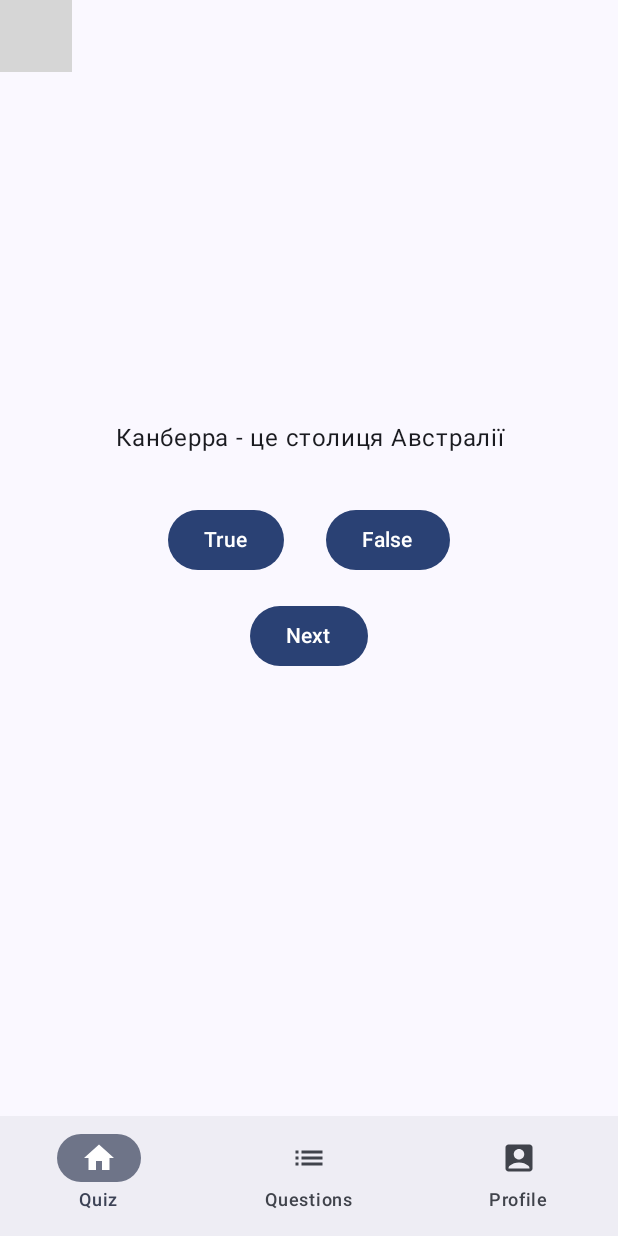
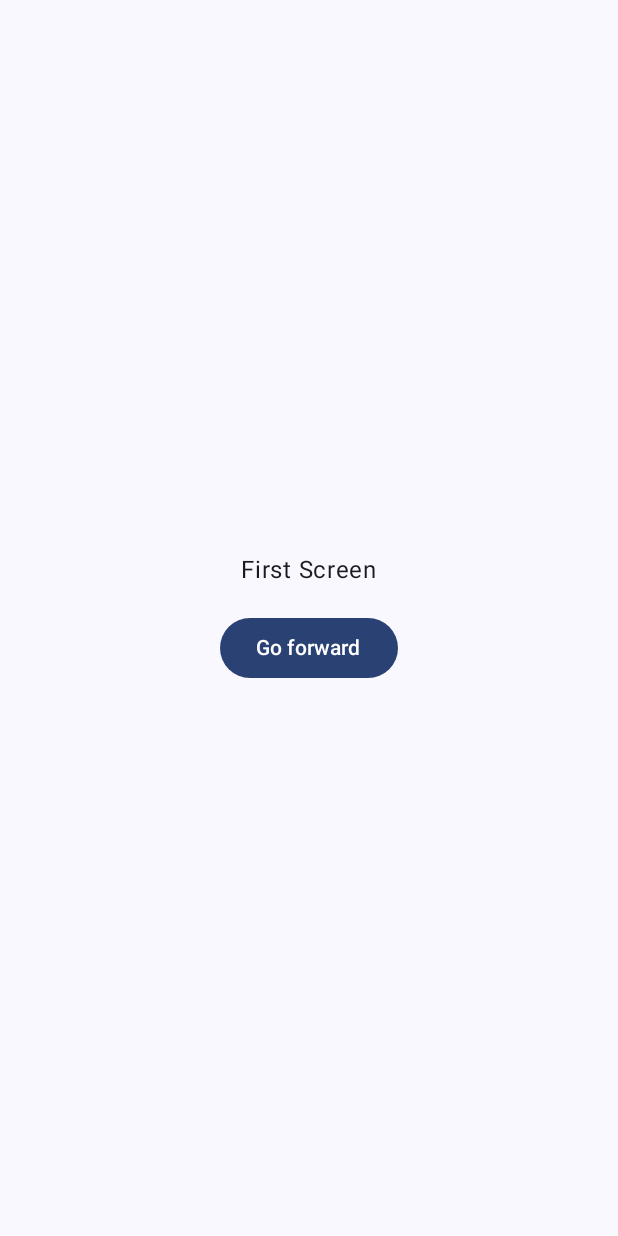
Before and after one commit to ZNU-TMA/GeoQuizComposeEdu, an Android app built with Jetpack Compose: the screen it shows after launch (MainActivity), on a phone screen of 412 x 824 dp. Run offline under Robolectric (Android 15) with nearby library versions, the phone set to English and light mode, and no system bars; grey boxes are pictures that could not be loaded.

Commit message:
Simple type-safe navigation between two screens.

```diff
--- a/app/src/main/java/ua/edu/znu/geoquizcomposeedu/MainActivity.kt
+++ b/app/src/main/java/ua/edu/znu/geoquizcomposeedu/MainActivity.kt
@@ -4,35 +4,14 @@ import android.os.Bundle
 import androidx.activity.ComponentActivity
 import androidx.activity.compose.setContent
 import androidx.activity.enableEdgeToEdge
-import androidx.compose.foundation.layout.fillMaxSize
-import androidx.compose.foundation.layout.padding
-import androidx.compose.foundation.layout.wrapContentHeight
-import androidx.compose.material.icons.Icons
-import androidx.compose.material.icons.filled.Add
 import androidx.compose.material3.FabPosition
-import androidx.compose.material3.FloatingActionButton
-import androidx.compose.material3.Icon
 import androidx.compose.material3.Scaffold
 import androidx.compose.material3.SnackbarHostState
-import androidx.compose.material3.Text
-import androidx.compose.runtime.Composable
 import androidx.compose.runtime.remember
-import androidx.compose.ui.Alignment
-import androidx.compose.ui.Modifier
-import androidx.compose.ui.res.stringResource
-import androidx.compose.ui.text.style.TextAlign
-import androidx.compose.ui.tooling.preview.Preview
-import androidx.compose.ui.unit.dp
-import androidx.compose.ui.unit.sp
-import ua.edu.znu.geoquizcomposeedu.data.Question
-import ua.edu.znu.geoquizcomposeedu.data.QuestionRepositoryImpl
-import ua.edu.znu.geoquizcomposeedu.ui.components.AppFloatingActionButton
+import ua.edu.znu.geoquizcomposeedu.educational.navigation.NavAppSimple
 import ua.edu.znu.geoquizcomposeedu.ui.components.AppSnackbar
 import ua.edu.znu.geoquizcomposeedu.ui.components.BottomAppBar
-import ua.edu.znu.geoquizcomposeedu.ui.components.GeiQuizTopAppBar
-import ua.edu.znu.geoquizcomposeedu.ui.screens.AddQuestionScreen
-import ua.edu.znu.geoquizcomposeedu.ui.screens.MainScreen
-import ua.edu.znu.geoquizcomposeedu.ui.screens.UpdateQuestionScreen
+import ua.edu.znu.geoquizcomposeedu.ui.components.GeoQuizTopAppBar
 import ua.edu.znu.geoquizcomposeedu.ui.theme.GeoQuizComposeEduTheme
 
 class MainActivity : ComponentActivity() {
@@ -44,30 +23,30 @@ class MainActivity : ComponentActivity() {
             GeoQuizComposeEduTheme(
 //                darkTheme = true
             ) {
-                val snackbarHostState = remember { SnackbarHostState() }
+//                val snackbarHostState = remember { SnackbarHostState() }
                 Scaffold(
                     topBar = {
-                        GeiQuizTopAppBar()
+//                        GeoQuizTopAppBar()
                     },
                     floatingActionButton = {
-                    /* It need only on the QuestionListScreen */
+                        /* It need only on the QuestionListScreen */
 //                        AppFloatingActionButton(
 //                            onFabClick = {/* TODO: Navigate to add question screen */ }
 //                        )
                     },
-                    floatingActionButtonPosition = FabPosition.End,
+//                    floatingActionButtonPosition = FabPosition.End,
                     bottomBar = {
-                        BottomAppBar()
+//                        BottomAppBar()
                     },
                     snackbarHost = {
-                        AppSnackbar(snackbarHostState = snackbarHostState)
+//                        AppSnackbar(snackbarHostState = snackbarHostState)
                     },
                 ) { innerPadding ->
                     // main content
-                    MainScreen(
-                        innerPadding = innerPadding,
-                        snackbarHostState = snackbarHostState
-                    )
+//                    MainScreen(
+//                        innerPadding = innerPadding,
+//                        snackbarHostState = snackbarHostState
+//                    )
 //                    ComponentScreen(innerPadding)
 //                    MultiComponentScreen(innerPadding)
 //                    SimpleListExample(innerPadding)
@@ -77,6 +56,7 @@ class MainActivity : ComponentActivity() {
 //                    UpdateQuestionScreen(innerPadding, sampleQuestion)
 //                    val sampleQuestion = Question(questionText = "", answer = false)
 //                    AddQuestionScreen(innerPadding)
+                    NavAppSimple(innerPadding)
                     /* For Scaffold innerPadding study */
 //                    Text(
 //                        text = "Hello, World!",
--- /dev/null
+++ b/app/src/main/java/ua/edu/znu/geoquizcomposeedu/educational/navigation/NavAppSimpla.kt
@@ -0,0 +1,44 @@
+package ua.edu.znu.geoquizcomposeedu.educational.navigation
+
+import androidx.compose.foundation.layout.PaddingValues
+import androidx.compose.foundation.layout.padding
+import androidx.compose.runtime.Composable
+import androidx.compose.ui.Modifier
+import androidx.navigation.compose.NavHost
+import androidx.navigation.compose.composable
+import androidx.navigation.compose.rememberNavController
+import ua.edu.znu.geoquizcomposeedu.educational.navigation.nav.Routes
+import ua.edu.znu.geoquizcomposeedu.educational.navigation.ui.screens.FirstScreen
+import ua.edu.znu.geoquizcomposeedu.educational.navigation.ui.screens.SecondScreen
+
+@Composable
+fun NavAppSimple(innerPadding: PaddingValues) {
+    val navController = rememberNavController()
+    NavHost(
+        navController = navController,
+        startDestination = Routes.FirstScreen,
+        modifier = Modifier.padding(innerPadding)
+    ) {
+        composable<Routes.FirstScreen> {
+            FirstScreen(
+                onNavigateForward = {
+                    /* Navigate to second screen and add it to NavController stack */
+                    navController.navigate(Routes.SecondScreen)
+                }
+            )
+        }
+
+        composable<Routes.SecondScreen> {
+            SecondScreen(
+                onNavigateBack = {
+                    /* Navigate to previous screen and remove current from NavController stack
+                       navController.navigate(Routes.FirstScreen) pushes the duplicate FirstScreen
+                       - we don't want that!
+                     */
+                    navController.popBackStack()
+                }
+            )
+        }
+    }
+
+}
--- /dev/null
+++ b/app/src/main/java/ua/edu/znu/geoquizcomposeedu/educational/navigation/nav/Routes.kt
@@ -0,0 +1,12 @@
+package ua.edu.znu.geoquizcomposeedu.educational.navigation.nav
+
+import kotlinx.serialization.Serializable
+
+@Serializable
+sealed class Routes {
+    @Serializable
+    object FirstScreen
+
+    @Serializable
+    object SecondScreen
+}
--- /dev/null
+++ b/app/src/main/java/ua/edu/znu/geoquizcomposeedu/educational/navigation/ui/screens/FirstScreen.kt
@@ -0,0 +1,37 @@
+package ua.edu.znu.geoquizcomposeedu.educational.navigation.ui.screens
+
+import androidx.compose.foundation.layout.Arrangement
+import androidx.compose.foundation.layout.Column
+import androidx.compose.foundation.layout.Spacer
+import androidx.compose.foundation.layout.fillMaxSize
+import androidx.compose.foundation.layout.height
+import androidx.compose.material3.Button
+import androidx.compose.material3.Text
+import androidx.compose.runtime.Composable
+import androidx.compose.ui.Alignment
+import androidx.compose.ui.Modifier
+import androidx.compose.ui.tooling.preview.Preview
+import androidx.compose.ui.unit.dp
+
+@Composable
+fun FirstScreen(
+    onNavigateForward: () -> Unit
+) {
+    Column(
+        verticalArrangement = Arrangement.Center,
+        horizontalAlignment = Alignment.CenterHorizontally,
+        modifier = Modifier.fillMaxSize()
+    ) {
+        Text("First Screen")
+        Spacer(modifier = Modifier.height(16.dp))
+        Button(onClick = { onNavigateForward() }) {
+            Text("Go forward")
+        }
+    }
+}
+
+@Preview
+@Composable
+fun FirstScreenPreview() {
+    FirstScreen(onNavigateForward = {})
+}
```
Also changed, not shown: app/src/main/java/ua/edu/znu/geoquizcomposeedu/educational/navigation/ui/screens/SecondScreen.kt (added, +37 -0 lines).
